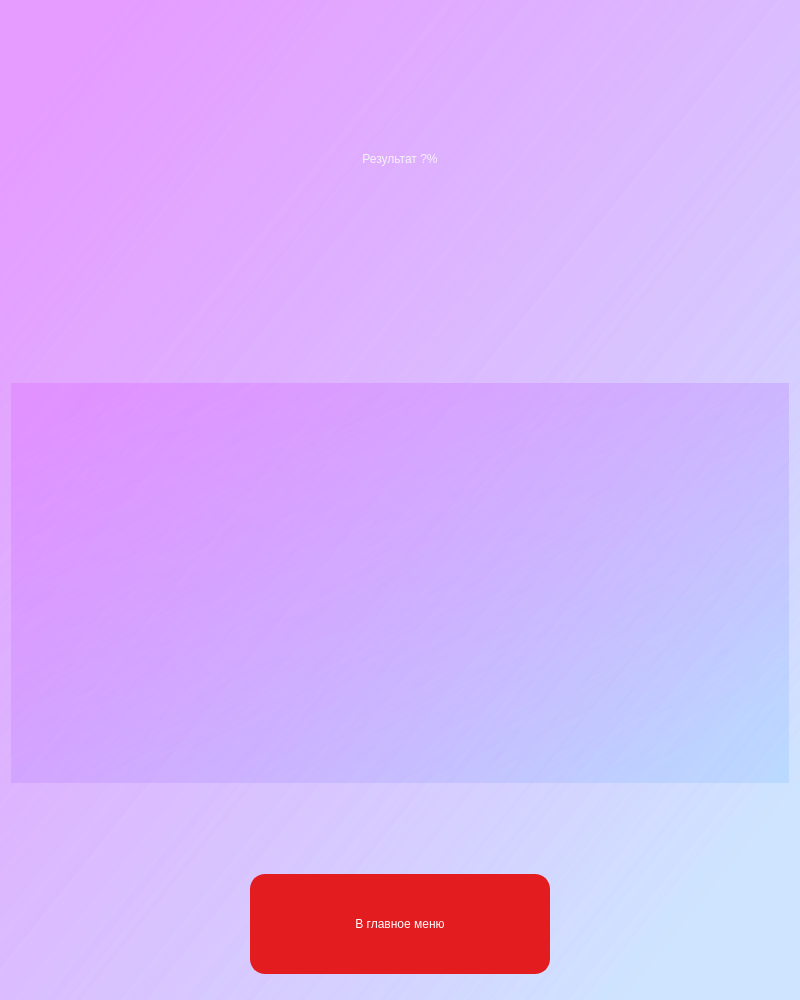
The window that window/statisticwindow.ui (TimurOlegovichDev/Quizzy) describes before a commit, drawn with Qt 5.
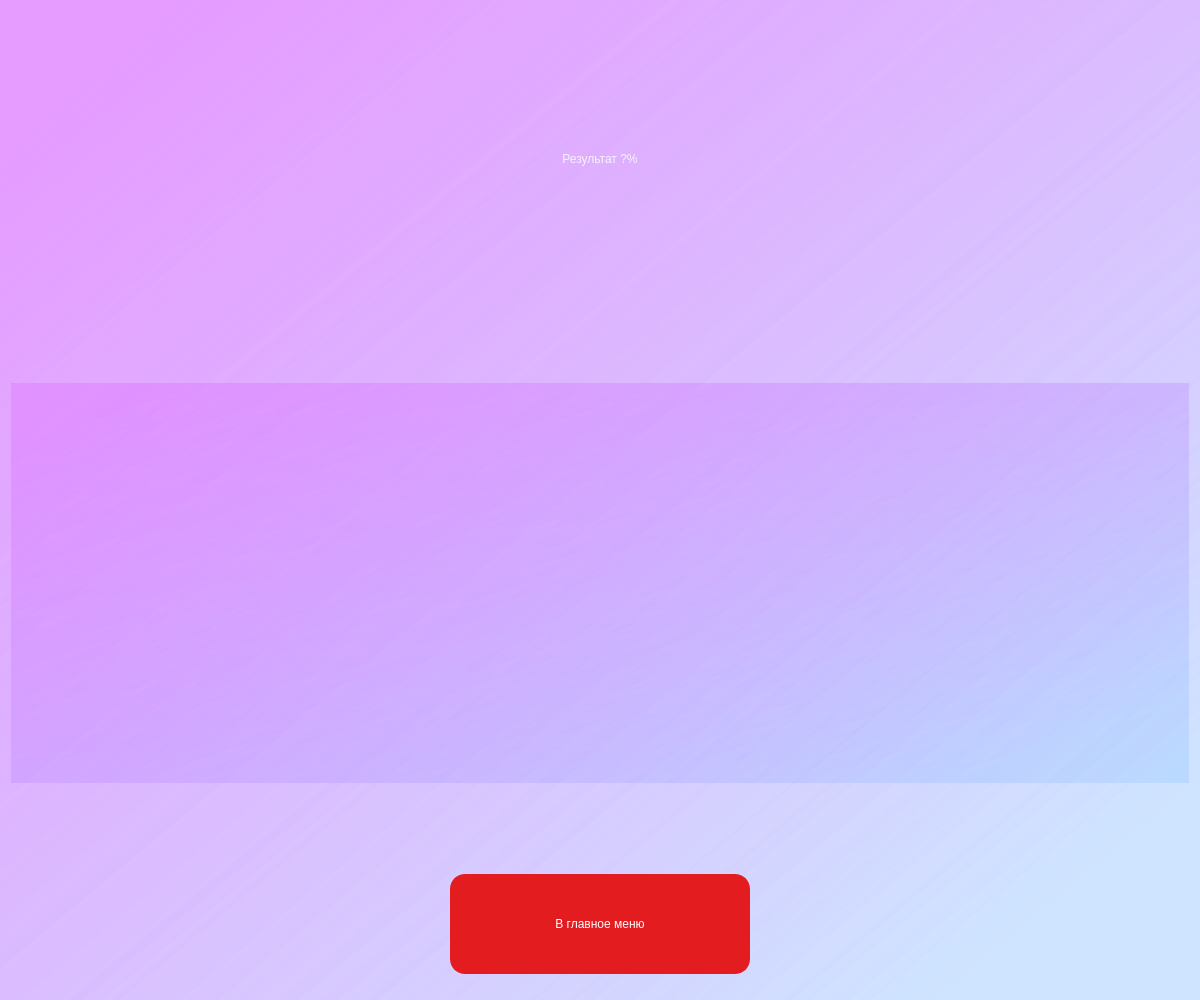
The same window after the commit. Icons and pictures are not drawn.

Commit message: Добавлена фича в виде перемешивания вопросов для усложнения прохождения квиза, также изменено название окна статистики

What changed in the file:
```diff
--- a/window/statisticwindow.ui
+++ b/window/statisticwindow.ui
@@ -6,7 +6,7 @@
    <rect>
     <x>0</x>
     <y>0</y>
-    <width>800</width>
+    <width>1200</width>
     <height>1000</height>
    </rect>
   </property>
```
Left out of the diff: 10 changed lines with no effect on the pictures. The commit also changes 4 other files.
